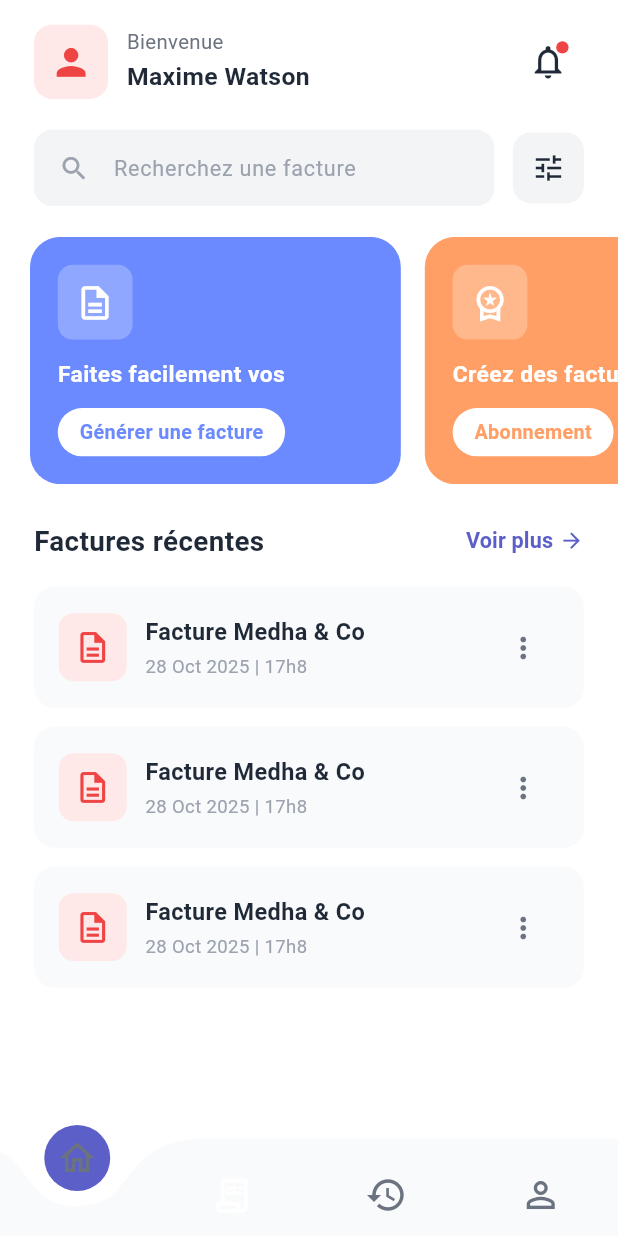
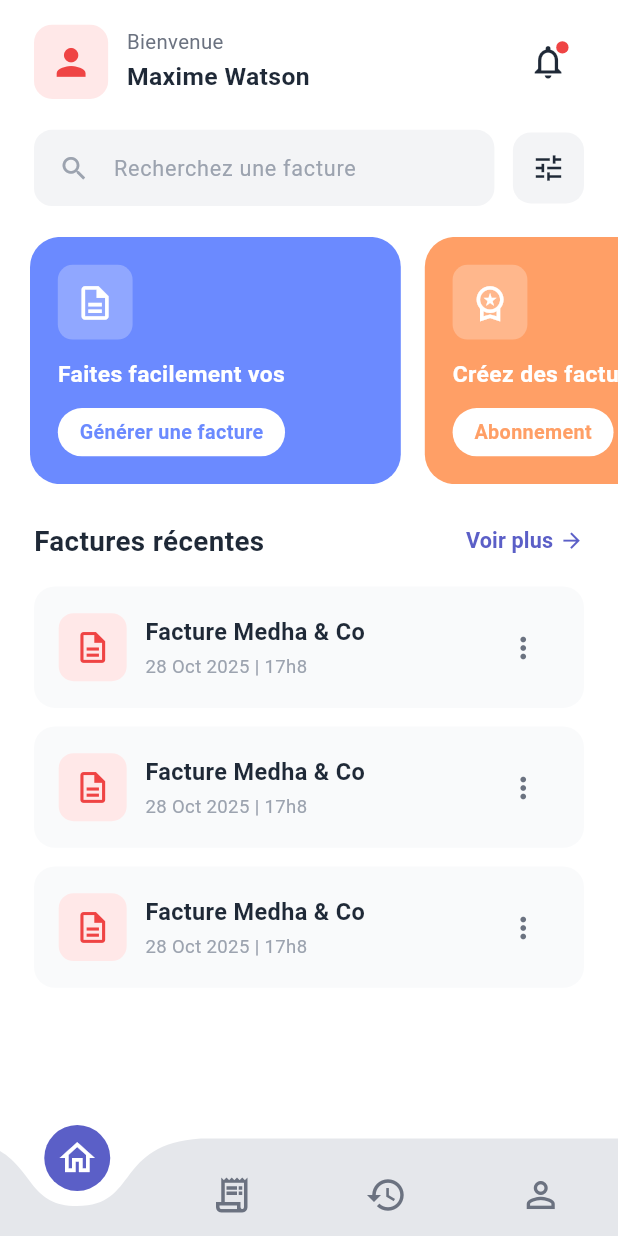
Before and after one commit to thloic/Facture_zen, a Flutter app: the HomeScreen screen opened by its route, on a phone screen of 412 x 824 dp. Run offline on Flutter 3.47's test engine with Material 3 defaults, Android fonts, the phone set to English and light mode, and no system bars; drawn by our look-alikes of curved_navigation_bar; accounts and stored records are empty; Roboto replaces fonts that are missing (SF Pro Display).

Commit message:
merge features

```diff
--- a/lib/common/widgets/curved_bottom_nav.dart
+++ b/lib/common/widgets/curved_bottom_nav.dart
@@ -1,15 +1,18 @@
 import 'package:flutter/material.dart';
 import 'package:curved_navigation_bar/curved_navigation_bar.dart';
+import '../../routes/app_routes.dart';
 
+/// CurvedBottomNav
 /// Bottom Navigation Bar personnalisée avec effet curved
+/// Gère automatiquement la navigation entre les écrans principaux
 class CurvedBottomNav extends StatelessWidget {
   final int currentIndex;
-  final Function(int) onTap;
+  final Function(int)? onTap;
 
   const CurvedBottomNav({
     Key? key,
     required this.currentIndex,
-    required this.onTap,
+    this.onTap,
   }) : super(key: key);
 
   @override
@@ -18,16 +21,69 @@ class CurvedBottomNav extends StatelessWidget {
       index: currentIndex,
       height: 65,
       backgroundColor: Colors.transparent,
-      color: const Color(0xFFF9FAFB), // Gris clair du design
+      color: const Color(0xFFE5E7EB), // Gris plus visible
       buttonBackgroundColor: const Color(0xFF5B5FC7),
       animationDuration: const Duration(milliseconds: 300),
-      items: const [
-        Icon(Icons.home_outlined, size: 28, color: Color(0xFF6B7280)),
-        Icon(Icons.receipt_long_outlined, size: 28, color: Colors.white),
-        Icon(Icons.history_outlined, size: 28, color: Color(0xFF6B7280)),
-        Icon(Icons.person_outline, size: 28, color: Color(0xFF6B7280)),
+      items: [
+        // Accueil
+        Icon(
+          Icons.home_outlined,
+          size: 28,
+          color: currentIndex == 0 ? Colors.white : const Color(0xFF6B7280),
+        ),
+        // Facture
+        Icon(
+          Icons.receipt_long_outlined,
+          size: 28,
+          color: currentIndex == 1 ? Colors.white : const Color(0xFF6B7280),
+        ),
+        // Historique
+        Icon(
+          Icons.history_outlined,
+          size: 28,
+          color: currentIndex == 2 ? Colors.white : const Color(0xFF6B7280),
+        ),
+        // Profil
+        Icon(
+          Icons.person_outline,
+          size: 28,
+          color: currentIndex == 3 ? Colors.white : const Color(0xFF6B7280),
+        ),
       ],
-      onTap: onTap,
+      onTap: (index) {
+        // Appeler le callback personnalisé si fourni
+        if (onTap != null) {
+          onTap!(index);
+        } else {
+          // Navigation automatique par défaut
+          _navigateToScreen(context, index);
+        }
+      },
     );
   }
+
+  /// Navigation automatique vers les écrans correspondants
+  void _navigateToScreen(BuildContext context, int index) {
+    // Ne pas naviguer si on est déjà sur l'écran
+    if (index == currentIndex) return;
+
+    switch (index) {
+      case 0:
+      // Accueil - TODO: Créer HomeScreen
+        Navigator.pushNamed(context, '/home');
+        break;
+      case 1:
+      // Facture
+        Navigator.pushNamed(context, '/record');
+        break;
+      case 2:
+      // Historique
+        Navigator.pushNamed(context, '/historiqueInvoicing');
+        break;
+      case 3:
+      // Profil
+        Navigator.pushNamed(context, '/settings');
+        break;
+    }
+  }
 }
--- a/lib/features/auth/views/login_screen.dart
+++ b/lib/features/auth/views/login_screen.dart
@@ -44,7 +44,7 @@ class _LoginScreenState extends State<LoginScreen> {
     if (success && mounted) {
       // Navigation vers l'écran principal après succès
       // TODO: Remplacer par la route appropriée
-      // Navigator.pushReplacementNamed(context, '/home');
+      Navigator.pushReplacementNamed(context, '/home');
       ScaffoldMessenger.of(context).showSnackBar(
         const SnackBar(
           content: Text('Connexion réussie !'),
--- a/lib/features/home/views/home_screen.dart
+++ b/lib/features/home/views/home_screen.dart
@@ -74,15 +74,8 @@ class _HomeScreenState extends State<HomeScreen> {
           },
         ),
       ),
-      bottomNavigationBar: Consumer<HomeViewModel>(
-        builder: (context, viewModel, child) {
-          return CurvedBottomNav(
-            currentIndex: viewModel.currentPageIndex,
-            onTap: (index) {
-              viewModel.setCurrentPage(index);
-            },
-          );
-        },
+      bottomNavigationBar: const CurvedBottomNav(
+        currentIndex: 0,
       ),
     );
   }
--- a/lib/features/invoicing/views/invoice_history_screen.dart
+++ b/lib/features/invoicing/views/invoice_history_screen.dart
@@ -1,5 +1,6 @@
 import 'package:flutter/material.dart';
 import 'package:provider/provider.dart';
+import '../../../common/widgets/curved_bottom_nav.dart';
 import '../viewmodels/invoice_history_viewmodel.dart';
 import '../../../common/utils/responsive_utils.dart';
 
@@ -80,6 +81,9 @@ class _InvoiceHistoryScreenState extends State<InvoiceHistoryScreen> {
             ],
           );
         },
+      ),
+      bottomNavigationBar: const CurvedBottomNav(
+        currentIndex: 2, // Index 2 = Historique
       ),
     );
   }
--- a/lib/features/invoicing/views/voice_recording_screen.dart
+++ b/lib/features/invoicing/views/voice_recording_screen.dart
@@ -1,5 +1,6 @@
 import 'package:flutter/material.dart';
 import 'package:provider/provider.dart';
+import '../../../common/widgets/curved_bottom_nav.dart';
 import '../viewmodels/voice_recording_viewmodel.dart';
 import '../../../common/widgets/app_logo.dart';
 import '../../../common/utils/responsive_utils.dart';
@@ -110,6 +111,9 @@ class _VoiceRecordingScreenState extends State<VoiceRecordingScreen>
             );
           },
         ),
+      ),
+      bottomNavigationBar: const CurvedBottomNav(
+        currentIndex: 1, // Index 1 = Facture
       ),
     );
   }
--- a/lib/features/profile/views/profile_screenn.dart
+++ b/lib/features/profile/views/profile_screenn.dart
@@ -1,5 +1,6 @@
 import 'package:flutter/material.dart';
 import 'package:provider/provider.dart';
+import '../../../common/widgets/curved_bottom_nav.dart';
 import '../viewmodels/profile_viewmodel.dart';
 import '../../../common/utils/responsive_utils.dart';
 import 'dart:math' as math;
@@ -97,6 +98,9 @@ class ProfileScreen extends StatelessWidget {
             ],
           );
         },
+      ),
+      bottomNavigationBar: const CurvedBottomNav(
+        currentIndex: 3, // Index 3 = Profil
       ),
     );
   }
```
Also changed, not shown: lib/features/auth/views/register_screen.dart (+4 -4 lines).
